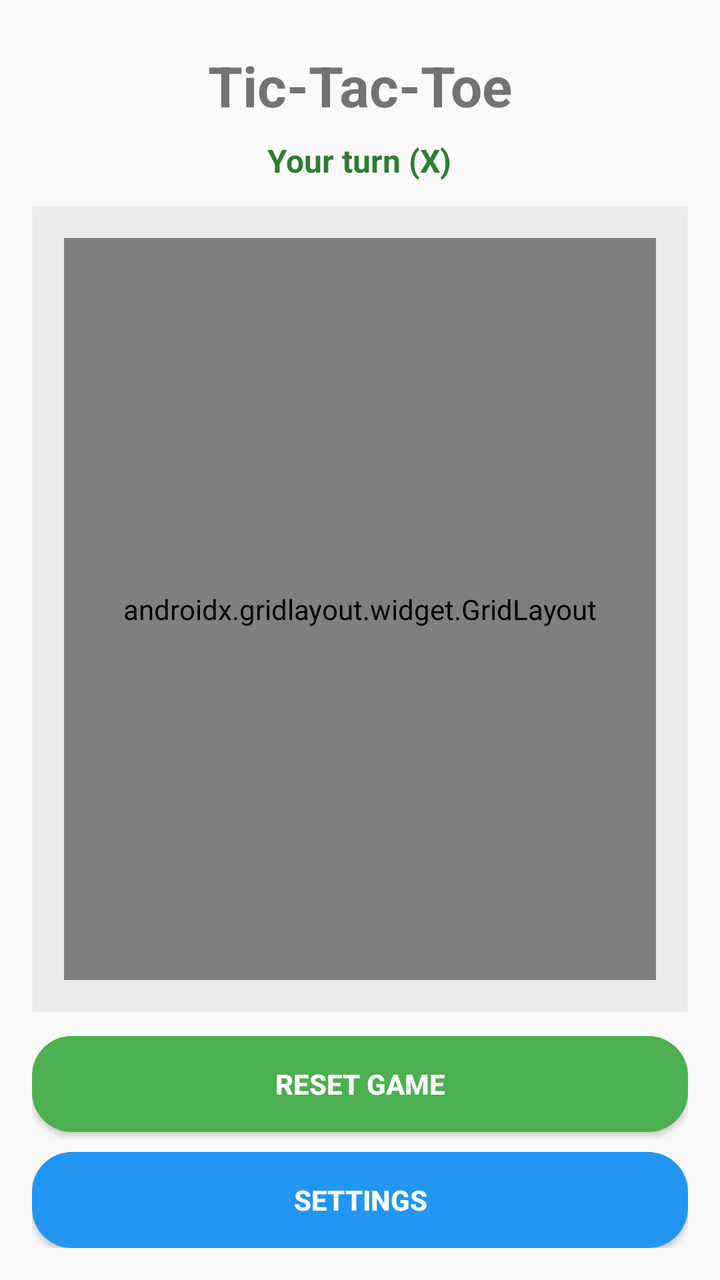
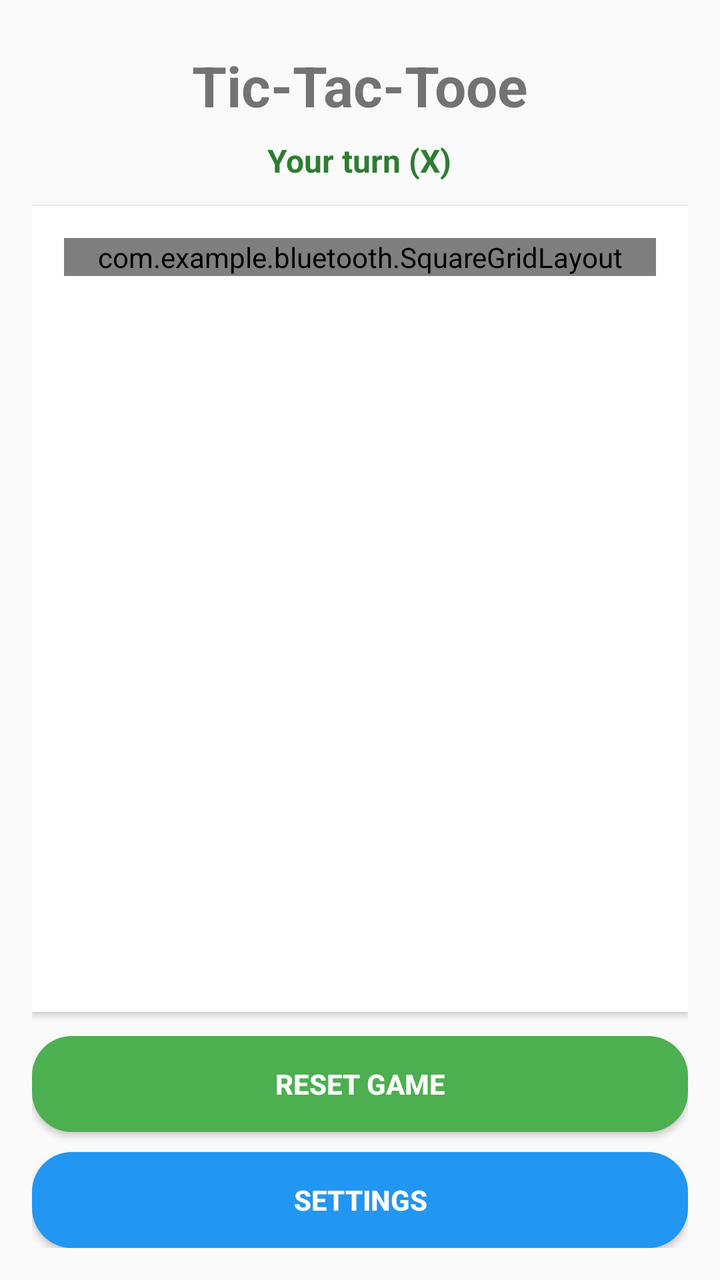

Before-and-after screenshots of an Android layout around one commit, followed by the original layout XML and the change that was made.
<!-- AndroidManifest.xml: application theme Theme.Bluetooth -->
<!-- res/layout/activity_game_offline.xml -->
<?xml version="1.0" encoding="utf-8"?>
<ScrollView xmlns:android="http://schemas.android.com/apk/res/android"
    xmlns:app="http://schemas.android.com/apk/res-auto"
    android:layout_width="match_parent"
    android:layout_height="match_parent"
    android:fillViewport="true">

    <LinearLayout
        android:orientation="vertical"
        android:layout_width="match_parent"
        android:layout_height="match_parent"
        android:padding="16dp"
        android:gravity="center_horizontal">

        
        <TextView
            android:id="@+id/title"
            android:layout_width="wrap_content"
            android:layout_height="wrap_content"
            android:text="Tic-Tac-Toe"
            android:textSize="28sp"
            android:textStyle="bold"
            android:paddingTop="8dp"
            android:paddingBottom="8dp" />

        
        <TextView
            android:id="@+id/statusText1"
            android:layout_width="wrap_content"
            android:layout_height="wrap_content"
            android:text="Your turn (X)"
            android:textSize="16sp"
            android:textStyle="bold"
            android:textColor="#2E7D32"
            android:paddingBottom="12dp" />

        
        <LinearLayout
            android:layout_width="match_parent"
            android:layout_height="0dp"
            android:layout_weight="1"
            android:orientation="vertical"
            android:padding="12dp"
            android:background="#0D000000"
            android:elevation="2dp">

            
            <androidx.gridlayout.widget.GridLayout
                android:id="@+id/gridLayout1"
                android:layout_width="match_parent"
                android:layout_height="match_parent"
                android:layout_margin="4dp"
                app:useDefaultMargins="true"
                app:alignmentMode="alignMargins"
                app:rowCount="3"
                app:columnCount="3"
                android:background="#2F3C73" />

        </LinearLayout>

        
        <LinearLayout
            android:layout_width="match_parent"
            android:layout_height="wrap_content"
            android:orientation="vertical"
            android:paddingTop="12dp">

            <Button
                android:id="@+id/resetGame"
                android:layout_width="match_parent"
                android:layout_height="wrap_content"
                android:text="RESET GAME"
                android:textAllCaps="true"
                android:textStyle="bold"
                android:textColor="@android:color/white"
                android:background="@drawable/btn_primary_bg"
                android:paddingTop="12dp"
                android:paddingBottom="12dp" />

            <Space
                android:layout_width="match_parent"
                android:layout_height="10dp" />

            <Button
                android:id="@+id/settings"
                android:layout_width="match_parent"
                android:layout_height="wrap_content"
                android:text="SETTINGS"
                android:textAllCaps="true"
                android:textStyle="bold"
                android:textColor="@android:color/white"
                android:background="@drawable/btn_secondary_bg"
                android:paddingTop="12dp"
                android:paddingBottom="12dp" />
        </LinearLayout>

        
        <LinearLayout
            android:id="@+id/settingsPage"
            android:orientation="vertical"
            android:layout_width="match_parent"
            android:layout_height="wrap_content"
            android:visibility="gone"
            android:paddingTop="16dp">

            <Spinner
                android:id="@+id/spinner"
                android:layout_width="match_parent"
                android:layout_height="wrap_content"
                android:minHeight="48dp" />

            <LinearLayout
                android:layout_width="match_parent"
                android:layout_height="wrap_content"
                android:orientation="horizontal"
                android:paddingTop="12dp">

                <Button
                    android:id="@+id/submit"
                    android:layout_width="0dp"
                    android:layout_height="wrap_content"
                    android:layout_weight="1"
                    android:text="APPLY"
                    android:textAllCaps="true"
                    android:textStyle="bold"
                    android:textColor="@android:color/white"
                    android:background="@drawable/btn_primary_bg"
                    android:paddingTop="12dp"
                    android:paddingBottom="12dp" />

                <Space
                    android:layout_width="12dp"
                    android:layout_height="1dp" />

                <Button
                    android:id="@+id/leaveSettings"
                    android:layout_width="0dp"
                    android:layout_height="wrap_content"
                    android:layout_weight="1"
                    android:text="BACK"
                    android:textAllCaps="true"
                    android:textStyle="bold"
                    android:textColor="@android:color/white"
                    android:background="@drawable/btn_secondary_bg"
                    android:paddingTop="12dp"
                    android:paddingBottom="12dp" />
            </LinearLayout>
        </LinearLayout>

    </LinearLayout>
</ScrollView>
<!-- resources referenced by this layout -->
<resources>
  <!-- drawable btn_primary_bg (drawable) -->
  <?xml version="1.0" encoding="utf-8"?>
  <shape xmlns:android="http://schemas.android.com/apk/res/android">
      <solid android:color="#4CAF50"/>
      <corners android:radius="20dp"/>
      <padding android:left="12dp" android:top="8dp" android:right="12dp" android:bottom="8dp"/>
  </shape>
  <!-- drawable btn_secondary_bg (drawable) -->
  <?xml version="1.0" encoding="utf-8"?>
  <ripple xmlns:android="http://schemas.android.com/apk/res/android"
      android:color="#332196F3"> 
      <item>
          <shape>
              <solid android:color="#2196F3"/>   
              <corners android:radius="20dp"/>
              <padding
                  android:left="12dp"
                  android:top="10dp"
                  android:right="12dp"
                  android:bottom="10dp"/>
          </shape>
      </item>
  </ripple>
  <style name="Theme.Bluetooth" parent="android:Theme.Material.Light.NoActionBar" />
</resources>

<!-- the commit's change to res/layout/activity_game_offline.xml (unified diff, before → after) -->
@@ -17,7 +17,7 @@
             android:id="@+id/title"
             android:layout_width="wrap_content"
             android:layout_height="wrap_content"
-            android:text="Tic-Tac-Toe"
+            android:text="Tic-Tac-Tooe"
             android:textSize="28sp"
             android:textStyle="bold"
             android:paddingTop="8dp"
@@ -41,20 +41,146 @@
             android:layout_weight="1"
             android:orientation="vertical"
             android:padding="12dp"
-            android:background="#0D000000"
+            android:background="@android:color/white"
             android:elevation="2dp">
 
             
-            <androidx.gridlayout.widget.GridLayout
+            
+            <com.example.bluetooth.SquareGridLayout
+
                 android:id="@+id/gridLayout1"
                 android:layout_width="match_parent"
-                android:layout_height="match_parent"
+                android:layout_height="wrap_content"
                 android:layout_margin="4dp"
-                app:useDefaultMargins="true"
-                app:alignmentMode="alignMargins"
                 app:rowCount="3"
                 app:columnCount="3"
-                android:background="#2F3C73" />
+                android:background="#2F3C73"
+                app:useDefaultMargins="true"
+                app:alignmentMode="alignMargins">
+
+                
+                
+                <ImageButton
+                    android:id="@+id/cell_00"
+                    android:layout_width="0dp"
+                    android:layout_height="0dp"
+                    app:layout_row="0"
+                    app:layout_column="0"
+                    app:layout_rowWeight="1"
+                    app:layout_columnWeight="1"
+                    android:background="#D9D9D9"
+                    android:scaleType="centerInside"
+                    android:adjustViewBounds="true"
+                    android:contentDescription="Cell 0,0" />
+
+                <ImageButton
+                    android:id="@+id/cell_01"
+                    android:layout_width="0dp"
+                    android:layout_height="0dp"
+                    app:layout_row="0"
+                    app:layout_column="1"
+                    app:layout_rowWeight="1"
+                    app:layout_columnWeight="1"
+                    android:background="#D9D9D9"
+                    android:scaleType="centerInside"
+                    android:adjustViewBounds="true"
+                    android:contentDescription="Cell 0,1" />
+
+                <ImageButton
+                    android:id="@+id/cell_02"
+                    android:layout_width="0dp"
+                    android:layout_height="0dp"
+                    app:layout_row="0"
+                    app:layout_column="2"
+                    app:layout_rowWeight="1"
+                    app:layout_columnWeight="1"
+                    android:background="#D9D9D9"
+                    android:scaleType="centerInside"
+                    android:adjustViewBounds="true"
+                    android:contentDescription="Cell 0,2" />
+
+                
+                <ImageButton
+                    android:id="@+id/cell_10"
+                    android:layout_width="0dp"
+                    android:layout_height="0dp"
+                    app:layout_row="1"
+                    app:layout_column="0"
+                    app:layout_rowWeight="1"
+                    app:layout_columnWeight="1"
+                    android:background="#D9D9D9"
+                    android:scaleType="centerInside"
+                    android:adjustViewBounds="true"
+                    android:contentDescription="Cell 1,0" />
+
+                <ImageButton
+                    android:id="@+id/cell_11"
+                    android:layout_width="0dp"
+                    android:layout_height="0dp"
+                    app:layout_row="1"
+                    app:layout_column="1"
+                    app:layout_rowWeight="1"
+                    app:layout_columnWeight="1"
+                    android:background="#D9D9D9"
+                    android:scaleType="centerInside"
+                    android:adjustViewBounds="true"
+                    android:contentDescription="Cell 1,1" />
+
+                <ImageButton
+                    android:id="@+id/cell_12"
+                    android:layout_width="0dp"
+                    android:layout_height="0dp"
+                    app:layout_row="1"
+                    app:layout_column="2"
+                    app:layout_rowWeight="1"
+                    app:layout_columnWeight="1"
+                    android:background="#D9D9D9"
+                    android:scaleType="centerInside"
+                    android:adjustViewBounds="true"
+                    android:contentDescription="Cell 1,2" />
+
+                
+                <ImageButton
+                    android:id="@+id/cell_20"
+                    android:layout_width="0dp"
+                    android:layout_height="0dp"
+                    app:layout_row="2"
+                    app:layout_column="0"
+                    app:layout_rowWeight="1"
+                    app:layout_columnWeight="1"
+                    android:background="#D9D9D9"
+                    android:scaleType="centerInside"
+                    android:adjustViewBounds="true"
+                    android:contentDescription="Cell 2,0" />
+
+                <ImageButton
+                    android:id="@+id/cell_21"
+                    android:layout_width="0dp"
+                    android:layout_height="0dp"
+                    app:layout_row="2"
+                    app:layout_column="1"
+                    app:layout_rowWeight="1"
+                    app:layout_columnWeight="1"
+                    android:background="#D9D9D9"
+                    android:scaleType="centerInside"
+                    android:adjustViewBounds="true"
+                    android:contentDescription="Cell 2,1" />
+
+                <ImageButton
+                    android:id="@+id/cell_22"
+                    android:layout_width="0dp"
+                    android:layout_height="0dp"
+                    app:layout_row="2"
+                    app:layout_column="2"
+                    app:layout_rowWeight="1"
+                    app:layout_columnWeight="1"
+                    android:background="#D9D9D9"
+                    android:scaleType="centerInside"
+                    android:adjustViewBounds="true"
+                    android:contentDescription="Cell 2,2" />
+
+            </com.example.bluetooth.SquareGridLayout>
+
 
         </LinearLayout>
 
